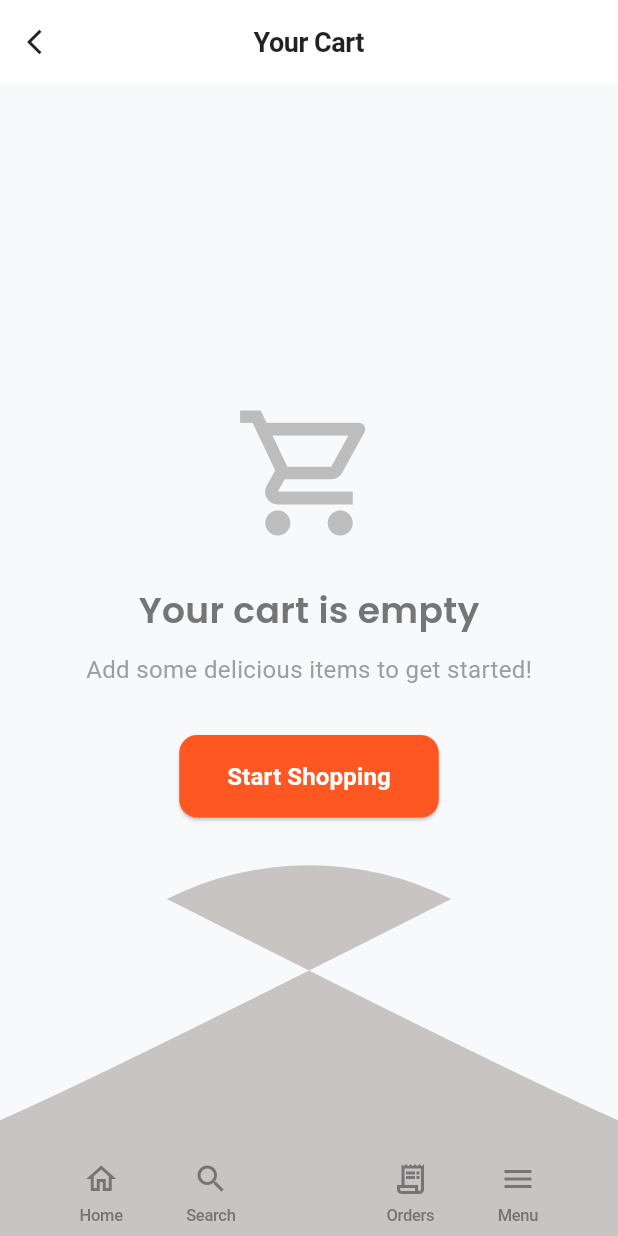
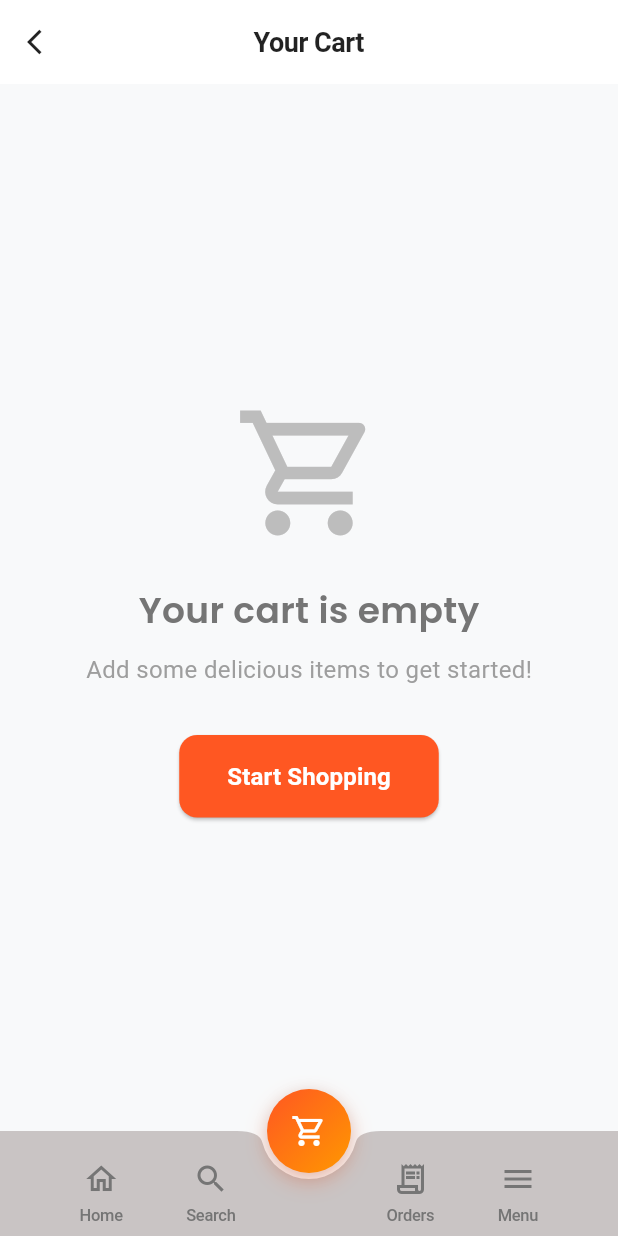
Before and after one commit to Aimecol/IKIRAHAAPP, a Flutter app: the CartScreen screen opened directly, on a phone screen of 412 x 824 dp. Run offline on Flutter 3.47's test engine with Material 3 defaults, Android fonts, the light colour scheme and no system bars.

Commit message:
feat(cart): add styled floating action button with cart count
The floating action button now shows a cart icon with item count badge and handles empty cart cases. It includes gradient styling and shadows for better visual appeal.

```diff
--- a/lib/pages/public/cart_screen.dart
+++ b/lib/pages/public/cart_screen.dart
@@ -187,7 +187,7 @@ class _CartScreenState extends State<CartScreen> {
         cartItems: cartItems,
         onCartUpdated: widget.onCartUpdated,
       ),
-      floatingActionButton: Container(), // Empty container to hide default FAB
+      floatingActionButton: _buildFloatingActionButton(),
       floatingActionButtonLocation: FloatingActionButtonLocation.centerDocked,
     );
   }
@@ -438,4 +438,84 @@ class _CartScreenState extends State<CartScreen> {
       ),
     );
   }
+
+  Widget _buildFloatingActionButton() {
+    return Container(
+      width: 56,
+      height: 56,
+      decoration: BoxDecoration(
+        shape: BoxShape.circle,
+        gradient: const LinearGradient(
+          colors: [Colors.deepOrange, Colors.orange],
+          begin: Alignment.topLeft,
+          end: Alignment.bottomRight,
+        ),
+        boxShadow: [
+          BoxShadow(
+            color: Colors.deepOrange.withValues(alpha: 0.3),
+            blurRadius: 12,
+            offset: const Offset(0, 6),
+          ),
+          BoxShadow(
+            color: Colors.black.withValues(alpha: 0.1),
+            blurRadius: 8,
+            offset: const Offset(0, 2),
+          ),
+        ],
+      ),
+      child: FloatingActionButton(
+        onPressed: () {
+          if (cartItems.isNotEmpty) {
+            // Navigate to checkout if there are items in cart
+            _proceedToCheckout();
+          } else {
+            // Show message if cart is empty
+            ScaffoldMessenger.of(context).showSnackBar(
+              const SnackBar(
+                content: Text('Your cart is empty'),
+                duration: Duration(seconds: 2),
+              ),
+            );
+          }
+        },
+        backgroundColor: Colors.transparent,
+        elevation: 0,
+        child: Stack(
+          alignment: Alignment.center,
+          children: [
+            const Icon(
+              Icons.shopping_cart_outlined,
+              color: Colors.white,
+              size: 24,
+            ),
+            if (cartItems.isNotEmpty)
+              Positioned(
+                right: 8,
+                top: 8,
+                child: Container(
+                  padding: const EdgeInsets.all(4),
+                  decoration: const BoxDecoration(
+                    color: Colors.red,
+                    shape: BoxShape.circle,
+                  ),
+                  constraints: const BoxConstraints(
+                    minWidth: 16,
+                    minHeight: 16,
+                  ),
+                  child: Text(
+                    cartItems.length.toString(),
+                    style: const TextStyle(
+                      color: Colors.white,
+                      fontSize: 10,
+                      fontWeight: FontWeight.bold,
+                    ),
+                    textAlign: TextAlign.center,
+                  ),
+                ),
+              ),
+          ],
+        ),
+      ),
+    );
+  }
 }
```
